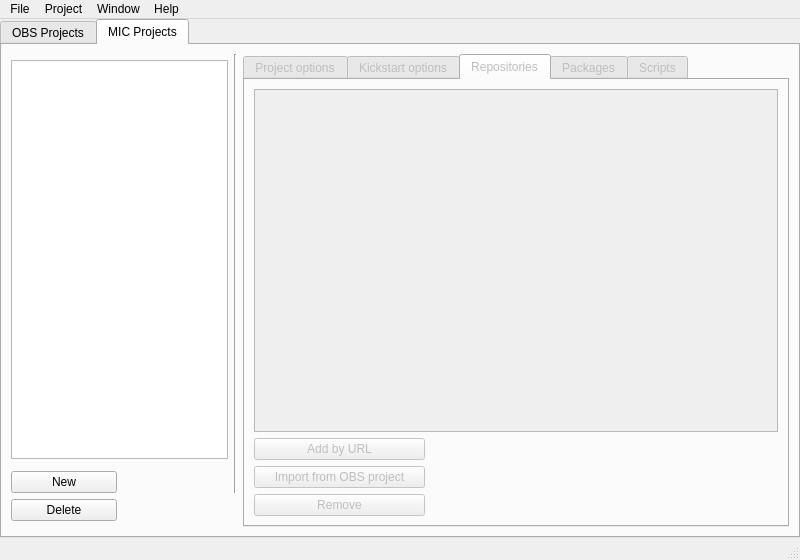
Old version of the form src/ObsLightGui/ui/obsLightMain.ui in the repository ronan22/obs-light.
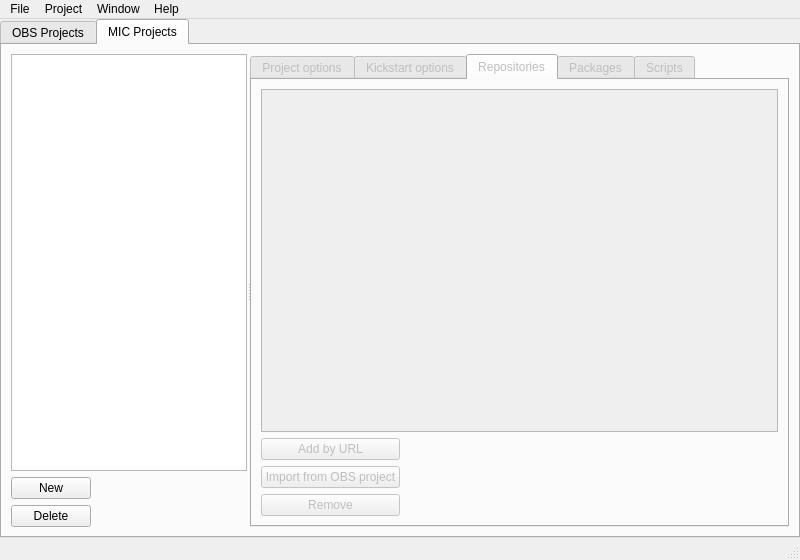
New version of the form. The open tabs and pages were chosen to show the change. Icons and pictures are not drawn.

Commit message: - added a splitter in MIC tab of main window

What changed in the file:
```diff
--- a/src/ObsLightGui/ui/obsLightMain.ui
+++ b/src/ObsLightGui/ui/obsLightMain.ui
@@ -1172,32 +1172,62 @@
        <attribute name="title">
         <string>MIC Projects</string>
        </attribute>
+       <layout class="QHBoxLayout" name="horizontalLayout_3">
+        <item>
+         <widget class="QSplitter" name="splitter_2">
+          <property name="orientation">
+           <enum>Qt::Horizontal</enum>
+          </property>
+          <property name="handleWidth">
+           <number>3</number>
+          </property>
+          <widget class="QWidget" name="gridWidget" native="true">
        <layout class="QGridLayout" name="gridLayout_3">
-        <item row="1" column="0" colspan="2">
-         <widget class="QListWidget" name="micProjectsListWidget"/>
-        </item>
-        <item row="0" column="3" rowspan="4">
-         <widget class="Line" name="line_3">
-          <property name="orientation">
-           <enum>Qt::Vertical</enum>
+            <item row="0" column="0" colspan="2">
+             <widget class="QListWidget" name="micProjectsListWidget">
+              <property name="minimumSize">
+               <size>
+                <width>100</width>
+                <height>0</height>
+               </size>
           </property>
          </widget>
         </item>
-        <item row="3" column="0">
+            <item row="1" column="0">
          <widget class="QPushButton" name="newMicProjectButton">
+              <property name="minimumSize">
+               <size>
+                <width>80</width>
+                <height>0</height>
+               </size>
+              </property>
           <property name="text">
            <string>New</string>
           </property>
          </widget>
         </item>
-        <item row="4" column="0">
+            <item row="2" column="0">
          <widget class="QPushButton" name="deleteMicProjectButton">
           <property name="text">
            <string>Delete</string>
           </property>
          </widget>
         </item>
-        <item row="0" column="4" rowspan="6" colspan="2">
+            <item row="1" column="1">
+             <spacer name="horizontalSpacer_8">
+              <property name="orientation">
+               <enum>Qt::Horizontal</enum>
+              </property>
+              <property name="sizeHint" stdset="0">
+               <size>
+                <width>40</width>
+                <height>20</height>
+               </size>
+              </property>
+             </spacer>
+            </item>
+           </layout>
+          </widget>
          <widget class="QTabWidget" name="micProjectsTabWidget">
           <property name="enabled">
            <bool>false</bool>
@@ -1397,6 +1427,9 @@
             </item>
             <item row="6" column="0">
              <widget class="QPushButton" name="pushButton_3">
+               <property name="enabled">
+                <bool>false</bool>
+               </property>
               <property name="text">
                <string>Import from OBS project</string>
               </property>
@@ -1409,6 +1442,19 @@
               </property>
              </widget>
             </item>
+             <item row="6" column="2">
+              <spacer name="horizontalSpacer_7">
+               <property name="orientation">
+                <enum>Qt::Horizontal</enum>
+               </property>
+               <property name="sizeHint" stdset="0">
+                <size>
+                 <width>40</width>
+                 <height>20</height>
+                </size>
+               </property>
+              </spacer>
+             </item>
            </layout>
           </widget>
           <widget class="QWidget" name="kickstartPackagesTab">
@@ -1538,6 +1584,7 @@
              </widget>
             </item>
            </layout>
+           </widget>
           </widget>
          </widget>
         </item>
```
Lines whose indentation alone changed are shown as unchanged.
